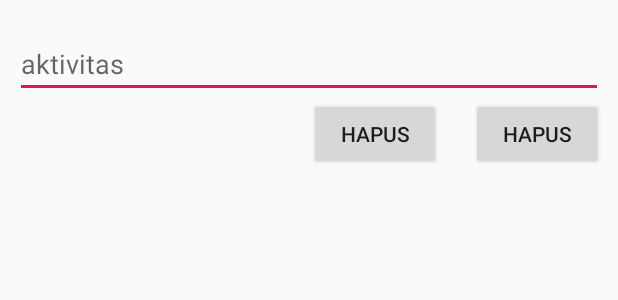
After one commit to imamdwicahyo/MyActProject, an Android app: the layout dialog_aktivitas.xml on its own in the app's theme, with its tools: preview values and no code run, on a phone screen of 412 x 824 dp. The commit adds this screen. Shown: the top 300 px of the screen. Run offline under Robolectric (Android 15) with nearby library versions, the phone set to English and light mode, and no system bars.

Commit message:
change adapter and add dialog

```diff
--- a/app/src/main/java/com/idea/idc/myacts/Preference/PrefManager.java
+++ b/app/src/main/java/com/idea/idc/myacts/Preference/PrefManager.java
@@ -1,4 +1,4 @@
-package com.idea.idc.myacts.Preference;
+package com.idea.idc.myacts.preference;
 
 import android.content.Context;
 import android.content.SharedPreferences;
--- a/app/src/main/java/com/idea/idc/myacts/view/SplashScreenActivity.java
+++ b/app/src/main/java/com/idea/idc/myacts/view/SplashScreenActivity.java
@@ -40,6 +40,6 @@ public class SplashScreenActivity extends AppCompatActivity {
                         WalkthroughActivity.class));
                 finish();
             }
-        },3000);
+        },0);
     }
 }
--- a/app/src/main/java/com/idea/idc/myacts/view/WalkthroughActivity.java
+++ b/app/src/main/java/com/idea/idc/myacts/view/WalkthroughActivity.java
@@ -16,7 +16,7 @@ import android.widget.Button;
 import android.widget.LinearLayout;
 import android.widget.TextView;
 
-import com.idea.idc.myacts.Preference.PrefManager;
+import com.idea.idc.myacts.preference.PrefManager;
 import com.idea.idc.myacts.R;
 
 public class WalkthroughActivity extends AppCompatActivity {
--- /dev/null
+++ b/app/src/main/res/layout/dialog_aktivitas.xml
@@ -0,0 +1,38 @@
+<?xml version="1.0" encoding="utf-8"?>
+<LinearLayout xmlns:android="http://schemas.android.com/apk/res/android"
+    android:layout_width="match_parent"
+    android:layout_height="wrap_content"
+    android:orientation="vertical">
+
+    <EditText
+        android:id="@+id/ed_kegiatan"
+        android:layout_width="match_parent"
+        android:layout_height="wrap_content"
+        android:layout_marginTop="20dp"
+        android:layout_marginHorizontal="10dp"
+        android:hint="aktivitas"/>
+
+    <RelativeLayout
+        android:layout_width="match_parent"
+        android:layout_height="wrap_content"
+        android:layout_marginBottom="30dp">
+
+        <Button
+            android:id="@+id/btn_hapus"
+            android:layout_width="wrap_content"
+            android:layout_height="wrap_content"
+            android:layout_alignParentRight="true"
+            android:layout_marginHorizontal="10dp"
+            android:text="Hapus"/>
+
+        <Button
+            android:id="@id/btn_simpan"
+            android:layout_width="wrap_content"
+            android:layout_height="wrap_content"
+            android:layout_toLeftOf="@id/btn_hapus"
+            android:layout_marginHorizontal="10dp"
+            android:text="Hapus"/>
+
+    </RelativeLayout>
+
+</LinearLayout>
--- a/app/src/main/res/layout/fragment_task.xml
+++ b/app/src/main/res/layout/fragment_task.xml
@@ -17,6 +17,7 @@
             android:layout_width="match_parent"
             android:layout_height="50dp"
             android:layout_marginTop="5dp"
+            android:layout_alignParentTop="true"
             android:layout_marginHorizontal="5dp"
             android:background="@android:color/white"
             android:gravity="center_vertical">
@@ -63,6 +64,7 @@
                 android:gravity="center_vertical">
 
                 <EditText
+                    android:id="@+id/ed_add_kegiatan"
                     android:layout_width="wrap_content"
                     android:layout_height="wrap_content"
                     android:layout_alignParentLeft="true"
--- a/app/src/main/res/layout/item_aktivitas.xml
+++ b/app/src/main/res/layout/item_aktivitas.xml
@@ -18,6 +18,8 @@
                 android:id="@+id/txt_kegiatan"
                 android:layout_width="match_parent"
                 android:layout_height="wrap_content"
+                android:layout_marginTop="10dp"
+                android:layout_marginBottom="10dp"
                 android:layout_marginHorizontal="10dp"
                 android:text="Imam Dwi Cahyo"
                 android:textSize="20dp"
```
Also changed, not shown: app/src/main/java/com/idea/idc/myacts/adapter/AktivitasAdapter.java (added, +67 -0 lines), app/src/main/java/com/idea/idc/myacts/view/fragment/TaskFragment.java (+49 -20 lines), app/src/main/res/layout/activity_splash_screen.xml (+1 -10 lines).
